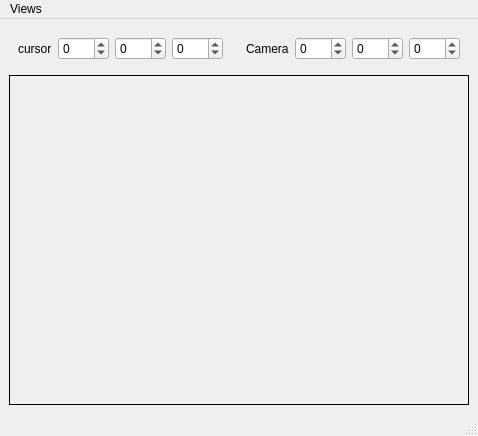
Before: the Qt Designer form main/GLvlView.ui in DerOrfa/virgil, drawn with Qt 5.
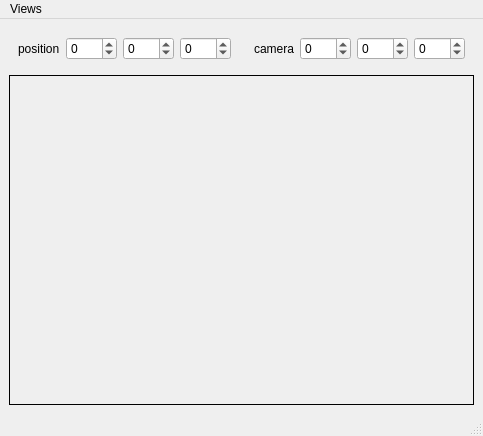
After: the same form once the commit is applied.

```diff
--- a/main/GLvlView.ui
+++ b/main/GLvlView.ui
@@ -6,7 +6,7 @@
    <rect>
     <x>0</x>
     <y>0</y>
-    <width>478</width>
+    <width>483</width>
     <height>436</height>
    </rect>
   </property>
@@ -33,7 +33,7 @@
           </sizepolicy>
          </property>
          <property name="text">
-          <string>cursor</string>
+          <string>position</string>
          </property>
         </widget>
        </item>
@@ -83,7 +83,7 @@
        <item>
         <widget class="QLabel" name="label_2">
          <property name="text">
-          <string>Camera</string>
+          <string>camera</string>
          </property>
         </widget>
        </item>
@@ -143,7 +143,7 @@
     <rect>
      <x>0</x>
      <y>0</y>
-     <width>478</width>
+     <width>483</width>
      <height>24</height>
     </rect>
    </property>
```
Left out of the diff: 2 changed lines with no effect on the pictures.
